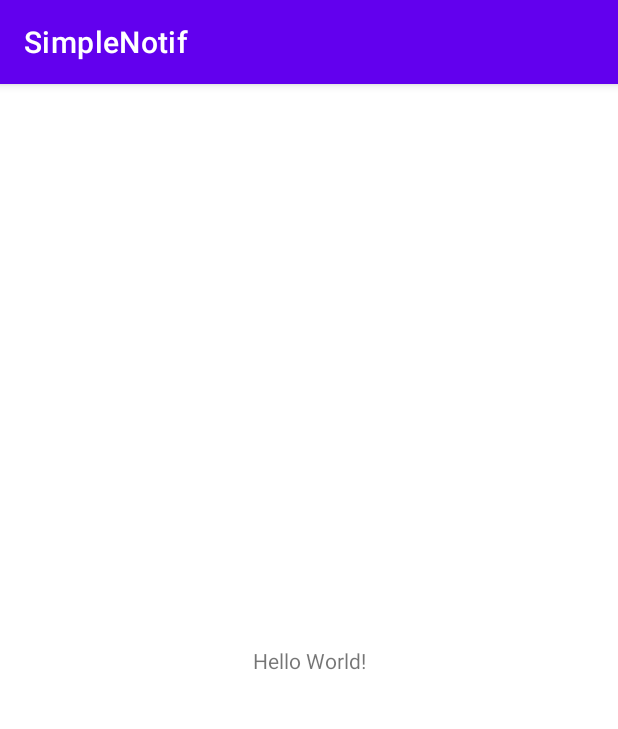
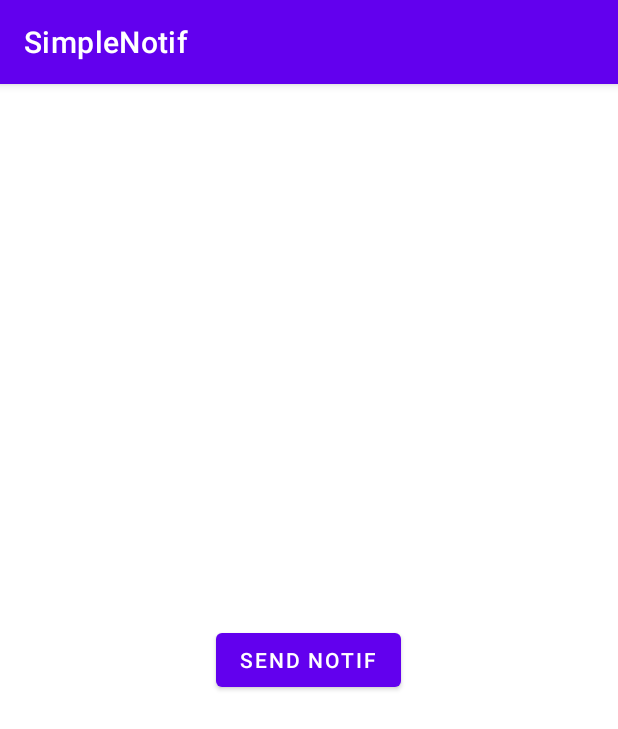
Before and after one commit to rochman25/SimpleNotif, an Android app: the screen it shows after launch (MainActivity), on a phone screen of 412 x 824 dp. Shown: the top 729 px of the screen. Run offline under Robolectric (Android 15) with nearby library versions, the phone set to English and light mode, and no system bars.

Commit message:
add simple notification

```diff
--- a/app/src/main/java/com/presensi/simplenotif/MainActivity.kt
+++ b/app/src/main/java/com/presensi/simplenotif/MainActivity.kt
@@ -1,11 +1,49 @@
 package com.presensi.simplenotif
 
+import android.app.NotificationChannel
+import android.app.NotificationManager
+import android.content.Context
+import android.graphics.BitmapFactory
+import android.os.Build
 import androidx.appcompat.app.AppCompatActivity
 import android.os.Bundle
+import android.view.View
+import androidx.core.app.NotificationCompat
 
 class MainActivity : AppCompatActivity() {
+
+    companion object {
+        private const val NOTIFICATION_ID = 1
+        private const val CHANNEL_ID = "channel_01"
+        private const val CHANNEL_NAME = "dicoding channel"
+    }
+
     override fun onCreate(savedInstanceState: Bundle?) {
         super.onCreate(savedInstanceState)
         setContentView(R.layout.activity_main)
     }
+
+    fun sendNotification(view: View) {
+
+        val mNotificationManager = getSystemService(Context.NOTIFICATION_SERVICE) as NotificationManager
+        val mBuilder = NotificationCompat.Builder(this, CHANNEL_ID)
+            .setSmallIcon(R.drawable.ic_baseline_notifications_24)
+            .setLargeIcon(BitmapFactory.decodeResource(resources, R.drawable.ic_baseline_notifications_24))
+            .setContentTitle(resources.getString(R.string.content_title))
+            .setContentText(resources.getString(R.string.content_text))
+            .setSubText(resources.getString(R.string.subtext))
+            .setAutoCancel(true)
+
+        if(Build.VERSION.SDK_INT >= Build.VERSION_CODES.O) {
+            val channel = NotificationChannel(CHANNEL_ID, CHANNEL_NAME,NotificationManager.IMPORTANCE_DEFAULT)
+            channel.description = CHANNEL_NAME
+
+            mBuilder.setChannelId(CHANNEL_ID)
+            mNotificationManager.createNotificationChannel(channel)
+        }
+
+        val notification = mBuilder.build()
+        mNotificationManager.notify(NOTIFICATION_ID, notification)
+    }
+
 }
--- /dev/null
+++ b/app/src/main/res/drawable/ic_baseline_notifications_24.xml
@@ -0,0 +1,5 @@
+<vector android:height="24dp" android:tint="#FFFFFF"
+    android:viewportHeight="24" android:viewportWidth="24"
+    android:width="24dp" xmlns:android="http://schemas.android.com/apk/res/android">
+    <path android:fillColor="@android:color/white" android:pathData="M12,22c1.1,0 2,-0.9 2,-2h-4c0,1.1 0.89,2 2,2zM18,16v-5c0,-3.07 -1.64,-5.64 -4.5,-6.32L13.5,4c0,-0.83 -0.67,-1.5 -1.5,-1.5s-1.5,0.67 -1.5,1.5v0.68C7.63,5.36 6,7.92 6,11v5l-2,2v1h16v-1l-2,-2z"/>
+</vector>
--- a/app/src/main/res/layout/activity_main.xml
+++ b/app/src/main/res/layout/activity_main.xml
@@ -1,18 +1,20 @@
 <?xml version="1.0" encoding="utf-8"?>
-<androidx.constraintlayout.widget.ConstraintLayout xmlns:android="http://schemas.android.com/apk/res/android"
+<RelativeLayout xmlns:android="http://schemas.android.com/apk/res/android"
     xmlns:app="http://schemas.android.com/apk/res-auto"
     xmlns:tools="http://schemas.android.com/tools"
+    android:id="@+id/activity_main"
     android:layout_width="match_parent"
     android:layout_height="match_parent"
     tools:context=".MainActivity">
 
-    <TextView
+    <Button
+        android:id="@+id/button"
         android:layout_width="wrap_content"
         android:layout_height="wrap_content"
-        android:text="Hello World!"
-        app:layout_constraintBottom_toBottomOf="parent"
-        app:layout_constraintLeft_toLeftOf="parent"
-        app:layout_constraintRight_toRightOf="parent"
-        app:layout_constraintTop_toTopOf="parent" />
+        android:layout_centerInParent="true"
+        android:layout_gravity="center"
+        android:onClick="sendNotification"
+        android:text="@string/send_notif"
+        android:textColor="@color/white"/>
 
-</androidx.constraintlayout.widget.ConstraintLayout>
+</RelativeLayout>
--- a/app/src/main/res/values/strings.xml
+++ b/app/src/main/res/values/strings.xml
@@ -1,3 +1,7 @@
 <resources>
     <string name="app_name">SimpleNotif</string>
+    <string name="content_title">Content title</string>
+    <string name="content_text">Content text</string>
+    <string name="subtext">Sub text</string>
+    <string name="send_notif">Send Notif</string>
 </resources>
```
